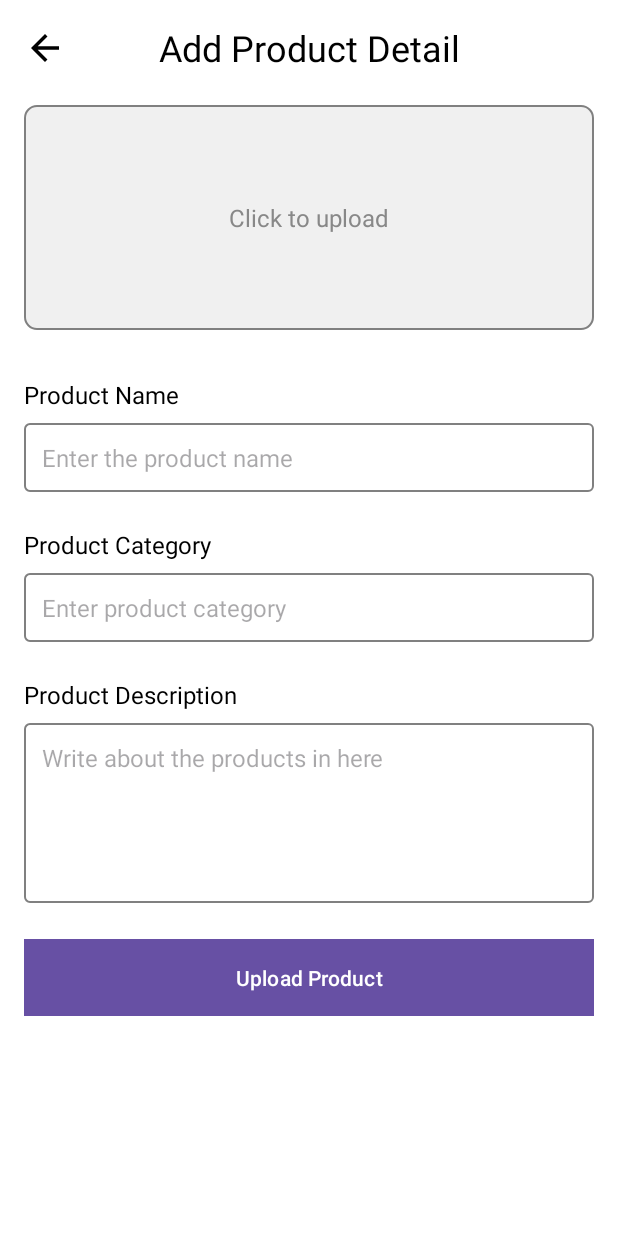
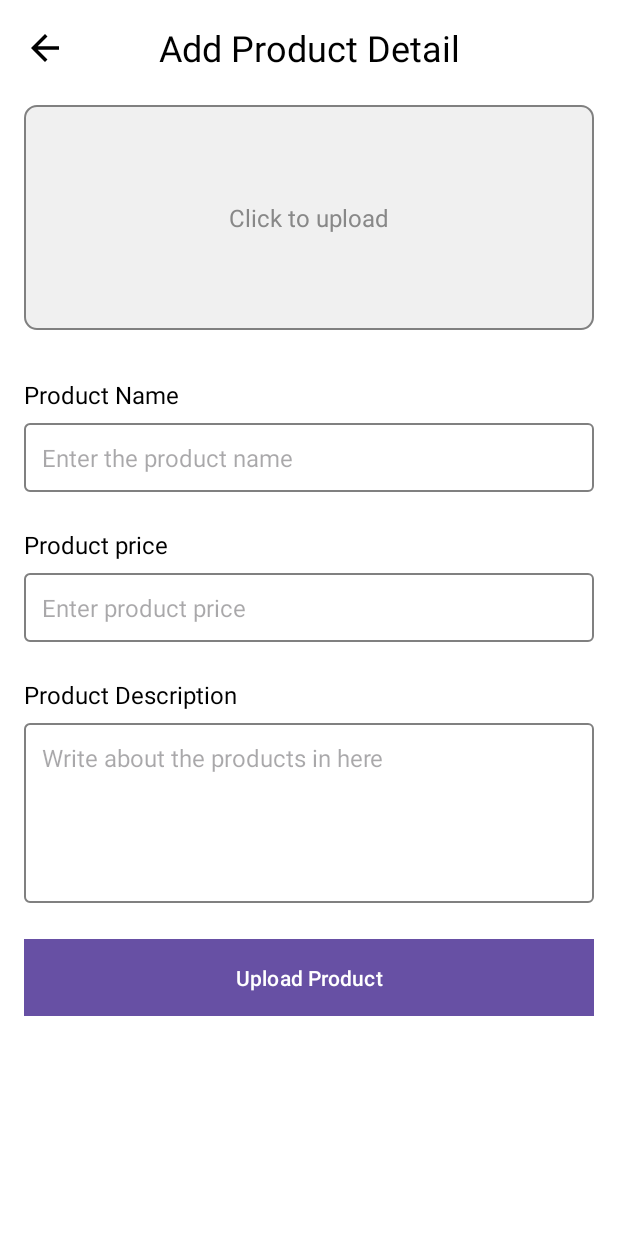
Before and after one commit to immaximo/RENT, an Android app: the UploadActivity screen opened directly, with no data from a screen before it, on a phone screen of 412 x 824 dp. Run offline under Robolectric (Android 15) with nearby library versions, the phone set to English and light mode, and no system bars; 1 statement that could not run was skipped.

Commit message:
Fix Upload Page

```diff
--- a/app/src/main/res/layout/upload_item.xml
+++ b/app/src/main/res/layout/upload_item.xml
@@ -99,7 +99,7 @@
         android:id="@+id/product_category_label"
         android:layout_width="wrap_content"
         android:layout_height="wrap_content"
-        android:text="Product Category"
+        android:text="Product price"
         android:textColor="#000000"
         android:textSize="16sp"
         android:layout_below="@id/product_name"
@@ -111,7 +111,7 @@
         android:id="@+id/product_category"
         android:layout_width="match_parent"
         android:layout_height="wrap_content"
-        android:hint="Enter product category"
+        android:hint="Enter product price"
         android:background="@drawable/text_background"
         android:textColor="#555555"
         android:textSize="16sp"
```
